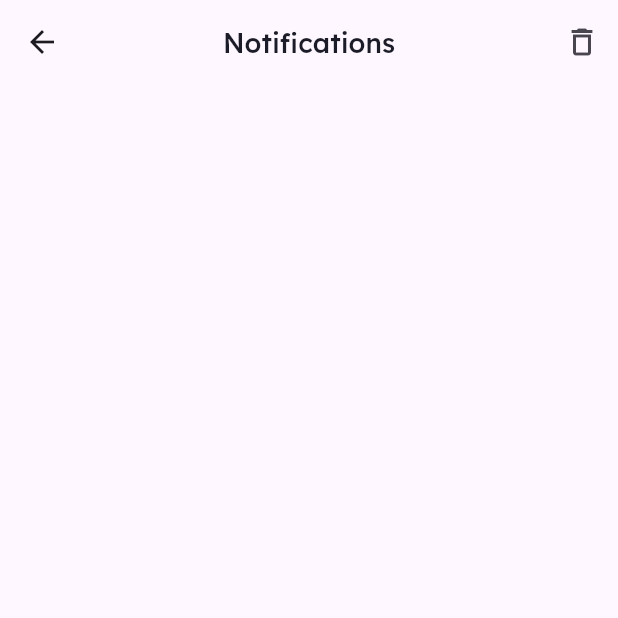
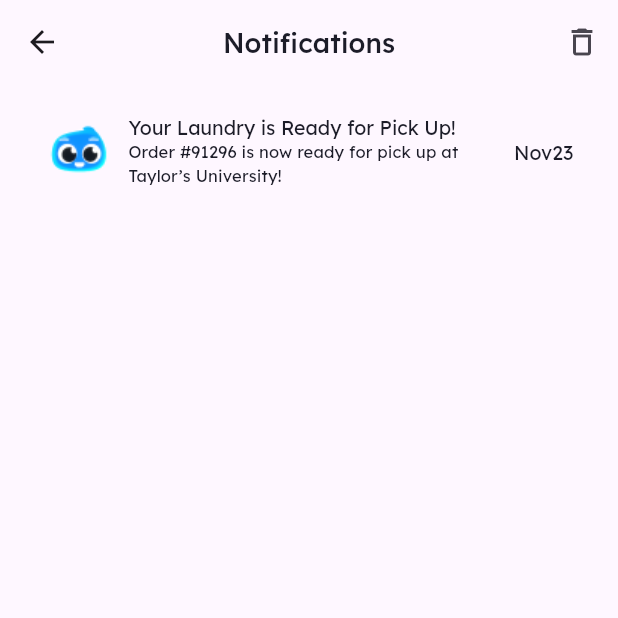
Before and after one commit to YunPeng218/WashCubes-User-App, a Flutter app: the HomePage screen opened directly, after a tap on the "notifications none" icon, on a phone screen of 412 x 824 dp, the top half of it. Run offline on Flutter 3.47's test engine with Material 3 defaults, Android fonts, the phone set to English and light mode, and no system bars; our stand-ins replace flutter_rating_bar, geolocator, google_fonts, google_maps_flutter, jwt_decoder, pin_code_fields and 1 more; missing offline and left inert: dart:html, qr_code_scanner; accounts and stored records are empty; network calls fail.

Commit message:
bottom nav bar completion & notif page setup

```diff
--- /dev/null
+++ b/lib/src/common_widgets/bottom_nav_bar_widget.dart
@@ -0,0 +1,56 @@
+import 'package:device_run_test/src/constants/colors.dart';
+import 'package:device_run_test/src/features/authentication/screens/home/HomePage.dart';
+import 'package:device_run_test/src/features/authentication/screens/setting/SettingMainPage.dart';
+import 'package:flutter/material.dart';
+
+class BottomNavBar extends StatelessWidget {
+  const BottomNavBar({super.key});
+
+  @override
+  Widget build(BuildContext context) {
+    return BottomNavigationBar(
+      backgroundColor: AppColors.cBlueColor3,
+      items: <BottomNavigationBarItem>[
+        BottomNavigationBarItem(
+          icon: IconButton(
+            onPressed: () {
+              Navigator.push(
+                context,
+                MaterialPageRoute(builder: (context) => const HomePage()),
+              );
+            },
+            icon: const Icon(Icons.home_outlined),
+            color: AppColors.cWhiteColor,
+          ),
+          label: '',
+        ),
+        BottomNavigationBarItem(
+          icon: IconButton(
+            onPressed: () {
+              // Navigator.push(
+              //   context,
+              //   MaterialPageRoute(builder: (context) => const HomePage()),
+              // );
+            },
+            icon: const Icon(Icons.shopping_basket_outlined),
+            color: AppColors.cWhiteColor,
+          ),
+          label: '',
+        ),
+        BottomNavigationBarItem(
+          icon: IconButton(
+            onPressed: () {
+              Navigator.push(
+                context,
+                MaterialPageRoute(builder: (context) => const SettingMainPage()),
+              );
+            },
+            icon: const Icon(Icons.person_outlined),
+            color: AppColors.cWhiteColor,
+          ),
+          label: '',
+        ),
+      ],
+    );
+  }
+}
--- a/lib/src/constants/image_strings.dart
+++ b/lib/src/constants/image_strings.dart
@@ -19,7 +19,7 @@ const String cSpecialEventImage2 = "assets/images/homepage_image/special_event_2
 const String cSpecialEventImage3 = "assets/images/homepage_image/special_event_3.png";
 const String cSpecialEventImage4 = "assets/images/homepage_image/special_event_4.png";
 const String cChatBotLogo = "assets/images/homepage_image/chatbot_icon.png";
-
+const String cTrimiDefault = "assets/logos/TrimiDefault.png";
 //Select Item
 Map<String, String> itemImages = {
   'All Garments': 'assets/images/select_item/all_garment.png',
--- a/lib/src/features/authentication/screens/home/HomePage.dart
+++ b/lib/src/features/authentication/screens/home/HomePage.dart
@@ -1,3 +1,4 @@
+import 'package:device_run_test/src/common_widgets/bottom_nav_bar_widget.dart';
 import 'package:device_run_test/src/constants/image_strings.dart';
 import 'package:device_run_test/src/features/authentication/screens/chatbot/chatbot_screen.dart';
 import 'package:device_run_test/src/features/authentication/screens/nearbylocation/NearbyLocationPage.dart';
@@ -6,11 +7,7 @@ import 'package:device_run_test/src/features/authentication/screens/setting/Sett
 import 'package:device_run_test/src/utilities/theme/widget_themes/elevatedbutton_theme.dart';
 import 'package:flutter/material.dart';
 import 'package:device_run_test/src/constants/colors.dart';
-import 'package:device_run_test/src/features/authentication/screens/welcome/welcome_screen.dart';
-import 'package:device_run_test/src/utilities/theme/theme.dart';
-import 'package:device_run_test/src/utilities/theme/widget_themes/outlinedbutton_theme.dart';
 import 'package:jwt_decoder/jwt_decoder.dart';
-import 'package:shared_preferences/shared_preferences.dart';
 
 // void main() {
 //   runApp(const MyApp());
@@ -54,17 +51,10 @@ class _HomePageState extends State<HomePage> {
   @override
   Widget build(BuildContext context) {
     return Scaffold(
-      body: SafeArea(
-        child: Padding(
-          padding: const EdgeInsets.all(20.0),
-          child: Column(
-            crossAxisAlignment: CrossAxisAlignment.start,
-            children: <Widget>[
       // Notification icon and circle avatar
-              Row(
-                mainAxisAlignment: MainAxisAlignment.spaceBetween,
-                children: [
-                  IconButton(
+      appBar: AppBar(
+        //Notification Icon Button
+        leading: IconButton(
           onPressed: () {
             Navigator.push(
               context,
@@ -74,6 +64,8 @@ class _HomePageState extends State<HomePage> {
           },
           icon: const Icon(Icons.notifications_none),
         ),
+        //Avatar Icon
+        actions: <Widget>[
           CircleAvatar(
             backgroundImage: const AssetImage(cAvatar),
             child: GestureDetector(
@@ -89,17 +81,23 @@ class _HomePageState extends State<HomePage> {
           ),
         ],
       ),
+      body: SingleChildScrollView(
+        child: Padding(
+          padding: const EdgeInsets.all(20.0),
+          child: Column(
+            crossAxisAlignment: CrossAxisAlignment.start,
+            children: <Widget>[
               const SizedBox(height: 16),
               // Good Morning Text
-              const Text(
+              Text(
                 'Good Morning, Trimity!',
-                style: TextStyle(fontSize: 14),
+                style: Theme.of(context).textTheme.headlineSmall,
               ),
               const SizedBox(height: 8),
               // Discover Text
-              const Text(
+              Text(
                 'Discover your closest\nlaundry lockers',
-                style: TextStyle(fontSize: 24, fontWeight: FontWeight.bold),
+                style: Theme.of(context).textTheme.displayLarge,
               ),
               const SizedBox(height: 16),
               // Location Button
@@ -120,20 +118,20 @@ class _HomePageState extends State<HomePage> {
                 //   ),
                 //   padding: const EdgeInsets.symmetric(horizontal: 16, vertical: 12),
                 // ),
-                child: const Row(
+                child: Row(
                   mainAxisAlignment: MainAxisAlignment.spaceBetween,
                   children: [
-                    Icon(Icons.location_on),
-                    Text("Taylor's University"),
-                    Icon(Icons.keyboard_arrow_down_rounded),
+                    const Icon(Icons.location_on, color: AppColors.cPrimaryColor,),
+                    Text("Taylor's University", style: Theme.of(context).textTheme.labelLarge),
+                    const Icon(Icons.keyboard_arrow_down_rounded, color: AppColors.cBlackColor,),
                   ],
                 ),
               ),
               const SizedBox(height: 16),
               // Special Event Title
-              const Text(
+              Text(
                 'Special Event',
-                style: TextStyle(fontSize: 18, fontWeight: FontWeight.bold),
+                style: Theme.of(context).textTheme.displaySmall,
               ),
               // RecyclerView for images
               SizedBox(
@@ -152,13 +150,15 @@ class _HomePageState extends State<HomePage> {
                 ),
               ),
               const Divider(),
-              const Text(
+              // Ongoing Order Section
+              // Ongoing Order Title
+              Text(
                 'Ongoing Order',
-                style: TextStyle(fontSize: 18, fontWeight: FontWeight.bold),
+                style: Theme.of(context).textTheme.displaySmall,
               ),
-              // Ongoing Order Section
+
               const SizedBox(height: 5), // ...
-
+              // Ongoing Order Box
               Container(
                 padding: const EdgeInsets.all(10),
                 decoration: BoxDecoration(
@@ -166,7 +166,7 @@ class _HomePageState extends State<HomePage> {
                   borderRadius: BorderRadius.circular(20),
                   boxShadow: [
                     BoxShadow(
-                      color: Colors.grey.withOpacity(0.3),
+                      color: AppColors.cGreyColor2.withOpacity(0.3),
                       spreadRadius: 1,
                       blurRadius: 6,
                       offset: const Offset(0, 3),
@@ -189,47 +189,43 @@ class _HomePageState extends State<HomePage> {
                             ),
                           ),
                           const SizedBox(height: 4),
-                          const Text(
+                          Text(
                             'Laundry In Progress',
-                            style: TextStyle(
-                              fontSize: 18,
-                              fontWeight: FontWeight.bold,
-                            ),
+                            style: Theme.of(context).textTheme.displaySmall,
                           ),
                           const SizedBox(height: 4),
-                          const Text(
+                          Text(
                             '“Leave it to Trimi - cleaning magic in progress!”',
-                            style: TextStyle(
-                              fontSize: 14,
-                            ),
+                            style: Theme.of(context).textTheme.headlineSmall,
                           ),
                           const SizedBox(height: 10),
+                          //Order Progress Bar
                           Stack(
                             children: <Widget>[
+                              //Entire Order Progress Bar
                               Container(
                                 height: 10,
                                 decoration: BoxDecoration(
-                                  color: Colors.white,
+                                  color: AppColors.cWhiteColor,
                                   borderRadius: BorderRadius.circular(10),
                                 ),
                               ),
+                              //Current Order Progress Bar
                               Container(
                                 height: 10,
                                 width: 200 *
                                     0.7, // Assuming the container is 200 wide, 70% filled
                                 decoration: BoxDecoration(
-                                  color: Colors.blue,
+                                  color: AppColors.cPrimaryColor,
                                   borderRadius: BorderRadius.circular(10),
                                 ),
                               ),
-                              const Positioned(
+                              Positioned(
                                 right: 10,
                                 top: -2,
                                 child: Text(
                                   '70%',
-                                  style: TextStyle(
-                                      fontSize: 10,
-                                      fontWeight: FontWeight.bold),
+                                  style: Theme.of(context).textTheme.labelMedium,
                                 ),
                               ),
                             ],
@@ -240,14 +236,14 @@ class _HomePageState extends State<HomePage> {
                               // Implement the button action
                             },
                             style: ElevatedButton.styleFrom(
-                              primary: Colors.white, // Button color
-                              onPrimary: Colors.black, // Text color
+                              foregroundColor: Colors.black, // Text color
+                              backgroundColor: Colors.white, // Button Fill color
                               shape: RoundedRectangleBorder(
                                 borderRadius: BorderRadius.circular(10.0),
-                                side: BorderSide(color: Colors.grey.shade300),
+                                side: const BorderSide(color: AppColors.cGreyColor1),
                               ),
                             ),
-                            child: const Text('Check'),
+                            child: Text('Check', style: Theme.of(context).textTheme.labelMedium,),
                           ),
                         ],
                       ),
@@ -284,6 +280,8 @@ class _HomePageState extends State<HomePage> {
         tooltip: 'Increment',
         child: Image.asset(cChatBotLogo),
       ),
+      //BottomNavBar
+      bottomNavigationBar: const BottomNavBar(),
     );
   }
 }
--- a/lib/src/features/authentication/screens/notification/notification_screen.dart
+++ b/lib/src/features/authentication/screens/notification/notification_screen.dart
@@ -1,5 +1,8 @@
-import 'package:flutter/cupertino.dart';
+import 'package:device_run_test/src/constants/image_strings.dart';
+// import 'package:device_run_test/src/constants/sizes.dart';
 import 'package:flutter/material.dart';
+
+import 'notification_widget.dart';
 
 class NotificationScreen extends StatefulWidget {
   const NotificationScreen({super.key});
@@ -9,20 +12,48 @@ class NotificationScreen extends StatefulWidget {
 }
 
 class _NotifScreenState extends State<NotificationScreen> {
+  final int _notifNumber = 2;
+
   @override
   Widget build(BuildContext context) {
+    final size = MediaQuery.of(context).size;
+    Widget bodyWidget;
+    if (_notifNumber != 0) {
+      bodyWidget = SingleChildScrollView(
+        child: Column(
+          children: [
+            NotificationBar(size: size),
+          ],
+        ),
+      );
+    } else {
+      bodyWidget = Center(
+        child: Column(
+          children: [
+            Image.asset(cChatBotLogo),
+            Text(
+              'No Notification',
+              style: Theme.of(context).textTheme.headlineSmall,
+            ),
+          ],
+        ),
+      );
+    }
     return Scaffold(
       appBar: AppBar(
-        title: Text('Notifications', style: Theme.of(context).textTheme.displaySmall,),
+        title: Text(
+          'Notifications',
+          style: Theme.of(context).textTheme.displaySmall,
+        ),
         centerTitle: true,
         actions: [
           IconButton(
-            onPressed: () { },
+            onPressed: () {},
             icon: const Icon(Icons.delete_outline_outlined),
           ),
         ],
       ),
-
+      body: bodyWidget,
     );
   }
 }
--- /dev/null
+++ b/lib/src/features/authentication/screens/notification/notification_widget.dart
@@ -0,0 +1,38 @@
+// import 'package:device_run_test/src/constants/colors.dart';
+import 'package:device_run_test/src/constants/image_strings.dart';
+import 'package:device_run_test/src/constants/sizes.dart';
+import 'package:flutter/material.dart';
+
+class NotificationBar extends StatelessWidget {
+  const NotificationBar({
+    super.key,
+    required this.size,
+  });
+
+  final Size size;
+
+  @override
+  Widget build(BuildContext context) {
+    return Container(
+      padding: EdgeInsets.all(cDefaultSize - 10),
+      height: cFormHeight * 3,
+      child: Row(
+        mainAxisAlignment: MainAxisAlignment.spaceEvenly,
+        children: [
+          Image.asset(cTrimiDefault),
+          SizedBox(
+            width: size.width * 0.6,
+            child: Column(
+              crossAxisAlignment: CrossAxisAlignment.start,
+              children: [
+                Text('Your Laundry is Ready for Pick Up!', style: Theme.of(context).textTheme.headlineSmall,),
+                Text('Order #91296 is now ready for pick up at Taylor’s University!', style: Theme.of(context).textTheme.labelLarge,),
+              ],
+            ),
+          ),
+          Text('Nov23', style: Theme.of(context).textTheme.headlineSmall,),
+        ],
+      ),
+    );
+  }
+}
--- a/lib/src/features/authentication/screens/setting/SettingMainPage.dart
+++ b/lib/src/features/authentication/screens/setting/SettingMainPage.dart
@@ -1,3 +1,4 @@
+import 'package:device_run_test/src/common_widgets/bottom_nav_bar_widget.dart';
 import 'package:flutter/material.dart';
 import 'EditProfilePage.dart';
 import 'FAQsPage.dart';
@@ -77,22 +78,7 @@ class SettingMainPage extends StatelessWidget {
         ],
       ),
       //BottomNavBar
-      bottomNavigationBar: BottomNavigationBar(
-        items: const <BottomNavigationBarItem>[
-          BottomNavigationBarItem(
-            icon: Icon(Icons.home),
-            label: 'Home',
-          ),
-          BottomNavigationBarItem(
-            icon: Icon(Icons.business),
-            label: 'Business',
-          ),
-          BottomNavigationBarItem(
-            icon: Icon(Icons.school),
-            label: 'School',
-          ),
-        ],
-      ),
+      bottomNavigationBar: BottomNavBar(),
     );
   }
 }
```
Also changed, not shown: assets/logos/TrimiDefault.png (added), assets/logos/TrimiHeadset.svg (added). Lines whose indentation alone changed are shown as unchanged.
